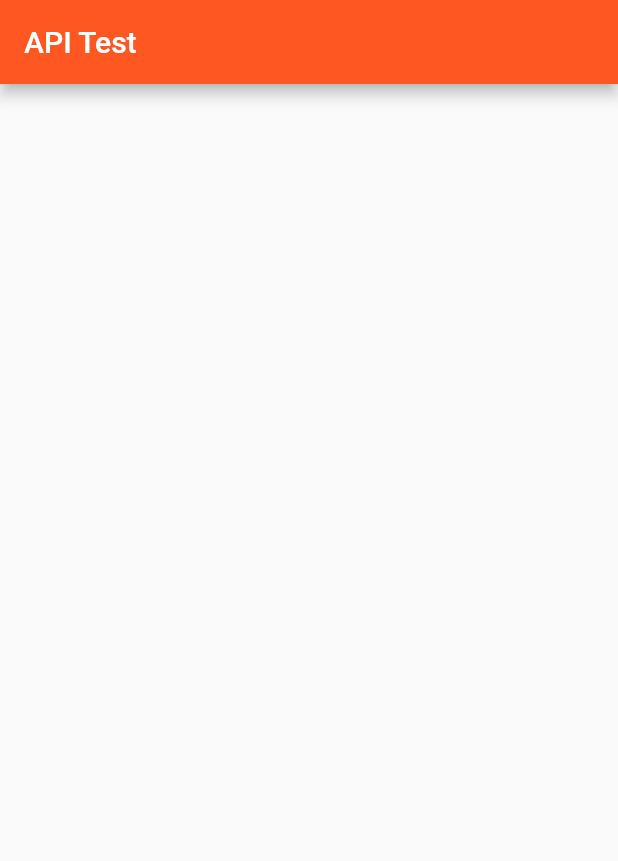
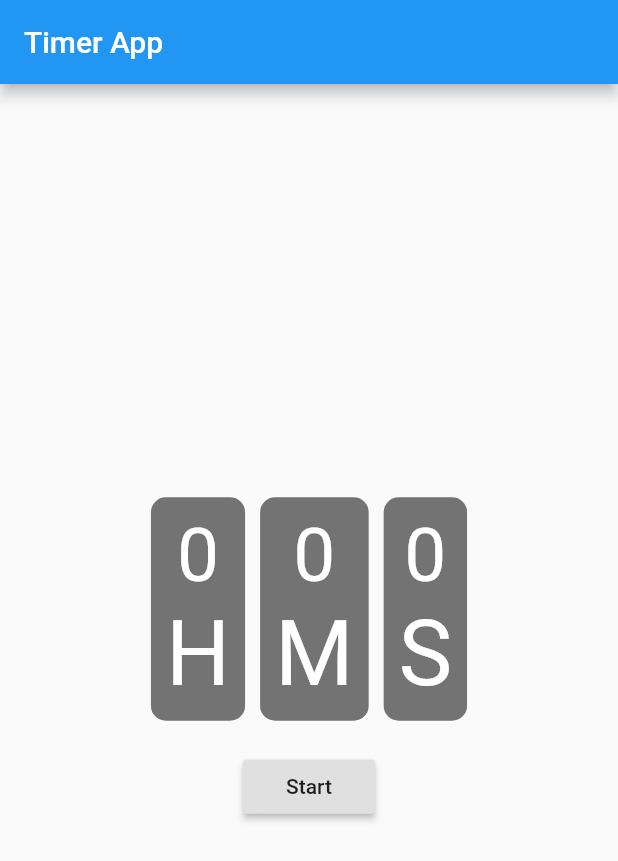
Before and after one commit to gokuldh/flutter_bootcamp, a Flutter app: the screen it shows after launch, on a phone screen of 412 x 824 dp. Shown: the top 861 px of the screen. Run offline on Flutter 3.47's test engine with Material 2 defaults, Android fonts, the phone set to English and light mode, and no system bars.

Commit message:
Day 7 - Timer App

```diff
--- a/lib/main.dart
+++ b/lib/main.dart
@@ -1,68 +1,133 @@
 import 'package:flutter/material.dart';
-import 'package:http/http.dart' as http;
 import 'dart:async';
 import 'dart:convert';
-// https://reqres.in/api/users?page=2
 
-void main () =>runApp(MaterialApp(
-  home: ApiTest(),
 
-));
+void main () =>runApp(MyApp());
 
-class ApiTest extends StatefulWidget{
+
+class MyApp extends StatefulWidget {
   @override
-  _ApiTest createState() => _ApiTest();
+  State<StatefulWidget> createState() {
+    return new _MyApp();
+  }
 
 }
 
-class _ApiTest extends State<ApiTest>{
 
-  Map data;
-  List userData;
+class _MyApp extends State<MyApp>{
 
-  Future getData() async {
-    http.Response response = await http.get("https://reqres.in/api/users?page=2");
-    data = json.decode(response.body);
+  static const duration = const Duration(seconds: 1);
+
+  int secondspassed = 0;
+  bool isactive = false;
+  Timer  timer;
+
+  void ticker(){
+    if (isactive) {
       setState(() {
-      userData = data["data"];
+        secondspassed = secondspassed +  1;
       });
+    }
   }
 
   @override
   void initState(){
+    timer = Timer.periodic(duration, (Timer t)
+    {
+      ticker();
+    });
     super.initState();
-    getData();
   }
 
   @override
   Widget build(BuildContext context) {
-    return Scaffold(
+
+
+    int seconds = secondspassed % 60;
+    int minutes = secondspassed ~/ 60;
+    int hours = secondspassed ~/ (60*60);
+
+    return MaterialApp(
+      title: 'Timer App',
+      home: Scaffold(
         appBar: AppBar(
-        title: Text("API Test"),
-        backgroundColor: Colors.deepOrange,
+            title: Text("Timer App")
         ),
-      body: ListView.builder(
-        itemCount: userData == null ? 0 : userData.length,
-          itemBuilder: (BuildContext context, int index) {
-            return Card(
-              child: Padding(
-                padding: EdgeInsets.all(10),
-                child: Row(
+        body: Center(
+          child: Column(
+            mainAxisAlignment: MainAxisAlignment.center,
+            children: [
+              Row(
+                mainAxisAlignment: MainAxisAlignment.center,
                 children: <Widget>[
-                    CircleAvatar(
-                      backgroundImage: NetworkImage(userData[index]["avatar"]),
+                  TimerContainer(
+                      label: 'H',
+                    value: hours.toString(),
                   ),
-                    Padding(
-                      padding: EdgeInsets.all(10),
-                      child: Text("${userData[index]["last_name"]} , ${userData[index]["first_name"]}"),
+                  TimerContainer(
+                      label: 'M',
+                      value: minutes.toString(),
+                  ),
+                  TimerContainer(
+                      label: 'S',
+                    value: seconds.toString(),
+                  ),
+                ],
+              ),
+              Container(
+                margin: EdgeInsets.only(top:20),
+                child: RaisedButton(
+                  child: Text (isactive ? 'Stop': 'Start'),
+                  onPressed: () {
+                    setState(() {
+                      isactive = !isactive;
+                    });
+                  },
+                ),
               ),
             ],
           ),
         ),
-            );
-          }
       ),
     );
   }
+}
 
+
+class TimerContainer extends StatelessWidget{
+
+  TimerContainer({this.label, this.value});
+  String label;
+  String value;
+  @override
+  Widget build(BuildContext context) {
+    return Container(
+      margin: EdgeInsets.symmetric(horizontal: 5),
+      padding: EdgeInsets.all(10),
+      decoration: new BoxDecoration(
+        borderRadius: new BorderRadius.circular(10),
+        color: Colors.black54
+      ),
+      child: Column(
+        mainAxisSize: MainAxisSize.min,
+        children: <Widget>[
+          Text(
+            "$value",
+            style: TextStyle(
+              color: Colors.white,
+              fontSize: 50
+            ),
+          ),
+          Text(
+            "$label",
+            style: TextStyle(
+              color: Colors.white,
+              fontSize: 60
+            ),
+          )
+        ],
+      ),
+    );
   }
+}
```
Lines whose indentation alone changed are shown as unchanged.
